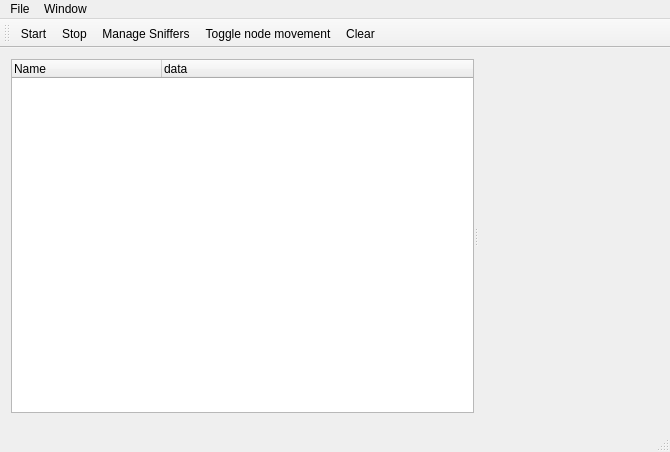
Old version of the form MainWindow.ui in the repository cetic/foren6-gui-qt.
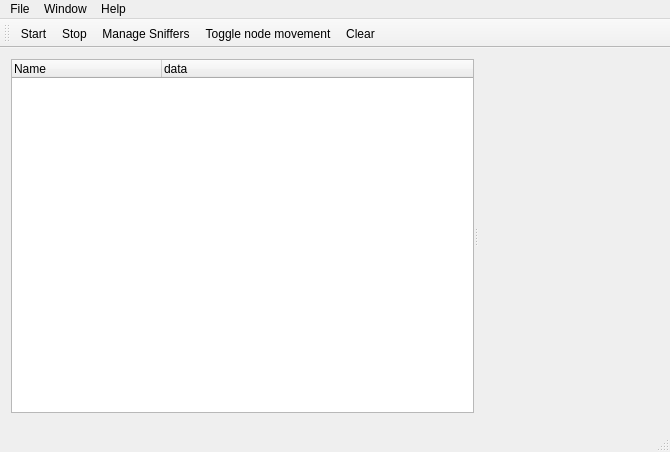
New version of the form. Icons and pictures are not drawn. Custom widgets are drawn as their Qt base class.

Commit message: Added Help > About Dialog

The edit to the form file:
```diff
--- a/MainWindow.ui
+++ b/MainWindow.ui
@@ -56,7 +56,7 @@
      <x>0</x>
      <y>0</y>
      <width>670</width>
-     <height>20</height>
+     <height>29</height>
     </rect>
    </property>
    <widget class="QMenu" name="menuFile">
@@ -73,8 +73,15 @@
     </property>
     <addaction name="actionNewInformationWindow"/>
    </widget>
+   <widget class="QMenu" name="menuAbout">
+    <property name="title">
+     <string>Help</string>
+    </property>
+    <addaction name="actionAbout"/>
+   </widget>
    <addaction name="menuFile"/>
    <addaction name="menuWindow"/>
+   <addaction name="menuAbout"/>
   </widget>
   <widget class="QToolBar" name="mainToolBar">
    <property name="toolButtonStyle">
```
Left out of the diff: 5 changed lines with no effect on the pictures. The commit also changes 4 other files.
